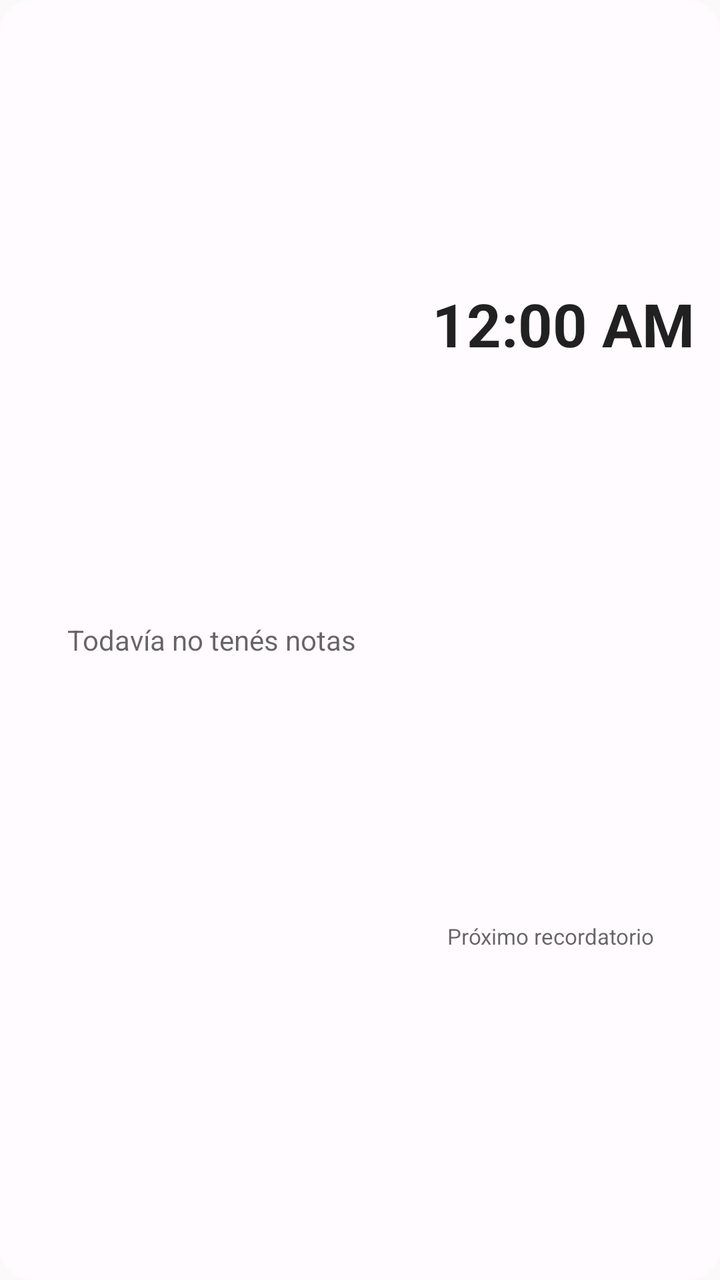
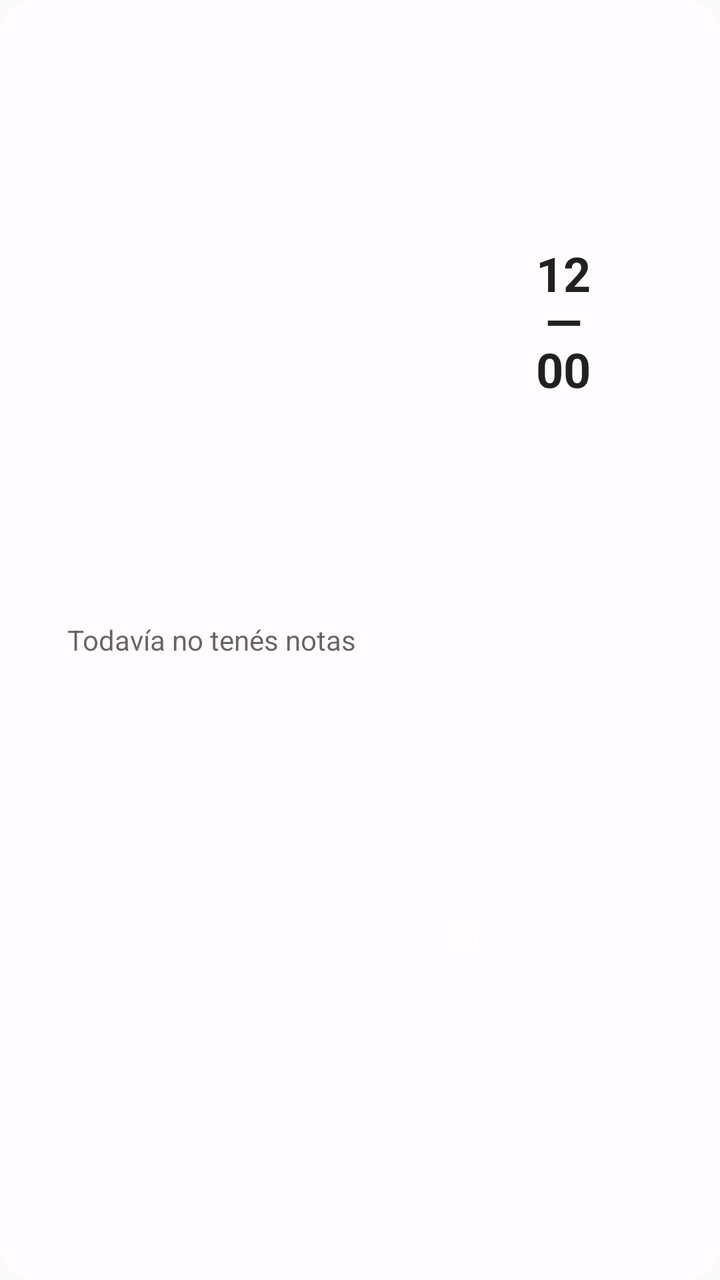

Screens rendered from an Android XML layout before and after an edit, with the pre-edit source and the edit as a unified diff.
<!-- AndroidManifest.xml: application theme Theme.Notes -->
<!-- res/layout/widget_all_notes_clock.xml -->
<?xml version="1.0" encoding="utf-8"?>
<LinearLayout xmlns:android="http://schemas.android.com/apk/res/android"
    android:id="@+id/Layout"
    android:layout_width="match_parent"
    android:layout_height="match_parent"
    android:background="@drawable/widget_background_light"
    android:orientation="horizontal"
    android:padding="8dp">

    
    <FrameLayout
        android:id="@+id/NotesTile"
        android:layout_width="0dp"
        android:layout_height="match_parent"
        android:layout_weight="1.4">

        <ListView
            android:id="@+id/ListView"
            android:layout_width="match_parent"
            android:layout_height="match_parent"
            android:divider="@null"
            android:dividerHeight="0dp"
            android:paddingTop="6dp"
            android:paddingBottom="6dp" />

        
        <TextView
            android:id="@+id/Empty"
            android:layout_width="match_parent"
            android:layout_height="match_parent"
            android:gravity="center"
            android:padding="16dp"
            android:text="@string/all_notes_clock_widget_empty"
            android:textColor="?android:attr/textColorSecondary" />
    </FrameLayout>

    
    <LinearLayout
        android:layout_width="0dp"
        android:layout_height="match_parent"
        android:layout_marginStart="8dp"
        android:layout_weight="1"
        android:orientation="vertical">

        
        <TextClock
            android:id="@+id/Clock"
            android:layout_width="match_parent"
            android:layout_height="0dp"
            android:layout_marginBottom="8dp"
            android:layout_weight="1"
            android:gravity="center"
            android:format12Hour="h:mm a"
            android:format24Hour="H:mm"
            android:textSize="30sp"
            android:textStyle="bold" />

        
        <LinearLayout
            android:id="@+id/ReminderBox"
            android:layout_width="match_parent"
            android:layout_height="0dp"
            android:layout_weight="1"
            android:gravity="center_vertical"
            android:orientation="vertical"
            android:paddingStart="12dp"
            android:paddingEnd="12dp">

            <TextView
                android:id="@+id/ReminderLabel"
                android:layout_width="match_parent"
                android:layout_height="wrap_content"
                android:text="@string/all_notes_clock_widget_reminder_label"
                android:textColor="?android:attr/textColorSecondary"
                android:textSize="11sp" />

            <TextView
                android:id="@+id/ReminderValue"
                android:layout_width="match_parent"
                android:layout_height="wrap_content"
                android:layout_marginTop="2dp"
                android:ellipsize="end"
                android:fontFamily="sans-serif-medium"
                android:maxLines="2"
                android:textColor="?android:attr/textColorPrimary"
                android:textSize="13sp" />
        </LinearLayout>
    </LinearLayout>

</LinearLayout>
<!-- resources referenced by this layout -->
<resources>
  <!-- drawable widget_background_light (drawable) -->
  <?xml version="1.0" encoding="utf-8"?>
  <shape xmlns:android="http://schemas.android.com/apk/res/android">
      <corners android:radius="16dp" />
      <solid android:color="#FFFFFBFE" />
  </shape>
  <string name="all_notes_clock_widget_empty">Todavía no tenés notas</string>
  <string name="all_notes_clock_widget_reminder_label">Próximo recordatorio</string>
  <style name="Theme.Notes" parent="android:Theme.Material.Light.NoActionBar" />
</resources>

<!-- the commit's change to res/layout/widget_all_notes_clock.xml (unified diff, before → after) -->
@@ -50,9 +50,11 @@
             android:layout_marginBottom="8dp"
             android:layout_weight="1"
             android:gravity="center"
-            android:format12Hour="h:mm a"
-            android:format24Hour="H:mm"
-            android:textSize="30sp"
+            android:includeFontPadding="false"
+            android:lineSpacingMultiplier="0.85"
+            android:format12Hour="h'&#10;—&#10;'mm"
+            android:format24Hour="H'&#10;—&#10;'mm"
+            android:textSize="24sp"
             android:textStyle="bold" />
 
         
@@ -66,13 +68,13 @@
             android:paddingStart="12dp"
             android:paddingEnd="12dp">
 
-            <TextView
-                android:id="@+id/ReminderLabel"
-                android:layout_width="match_parent"
-                android:layout_height="wrap_content"
-                android:text="@string/all_notes_clock_widget_reminder_label"
-                android:textColor="?android:attr/textColorSecondary"
-                android:textSize="11sp" />
+            
+            <ImageView
+                android:id="@+id/ReminderIcon"
+                android:layout_width="18dp"
+                android:layout_height="18dp"
+                android:contentDescription="@string/all_notes_clock_widget_reminder_label"
+                android:src="@drawable/ic_widget_alarm" />
 
             <TextView
                 android:id="@+id/ReminderValue"
<!-- resource entries referenced after the edit -->
@@ -1,5 +1,16 @@
 <!-- resources referenced by this layout -->
 <resources>
+  <!-- drawable ic_widget_alarm (drawable) -->
+  <?xml version="1.0" encoding="utf-8"?>
+  <vector xmlns:android="http://schemas.android.com/apk/res/android"
+      android:width="24dp"
+      android:height="24dp"
+      android:viewportWidth="24"
+      android:viewportHeight="24">
+      <path
+          android:fillColor="#FFFFFFFF"
+          android:pathData="M22,5.72l-4.6,-3.86 -1.29,1.53 4.6,3.86L22,5.72zM7.88,3.39L6.6,1.86 2,5.71l1.29,1.53 4.59,-3.85zM12.5,8L11,8v6l4.75,2.85 0.75,-1.23 -4,-2.37L12.5,8zM12,4c-4.97,0 -9,4.03 -9,9s4.02,9 9,9c4.97,0 9,-4.03 9,-9s-4.03,-9 -9,-9zM12,20c-3.87,0 -7,-3.13 -7,-7s3.13,-7 7,-7 7,3.13 7,7 -3.13,7 -7,7z" />
+  </vector>
   <!-- drawable widget_background_light (drawable) -->
   <?xml version="1.0" encoding="utf-8"?>
   <shape xmlns:android="http://schemas.android.com/apk/res/android">
